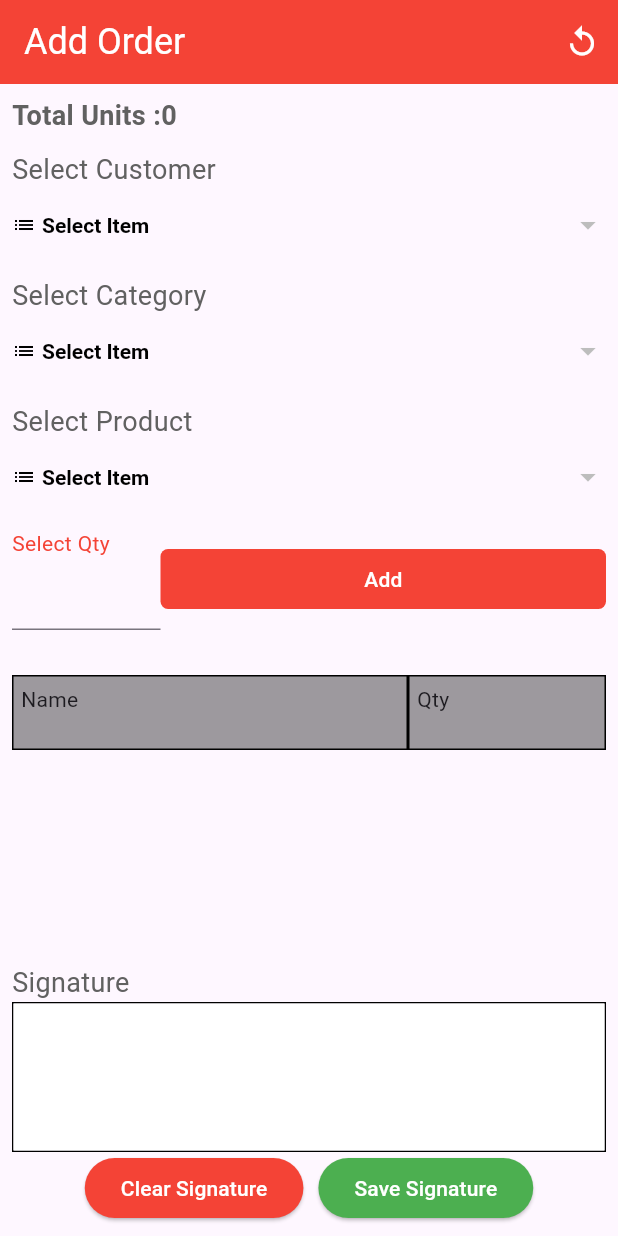
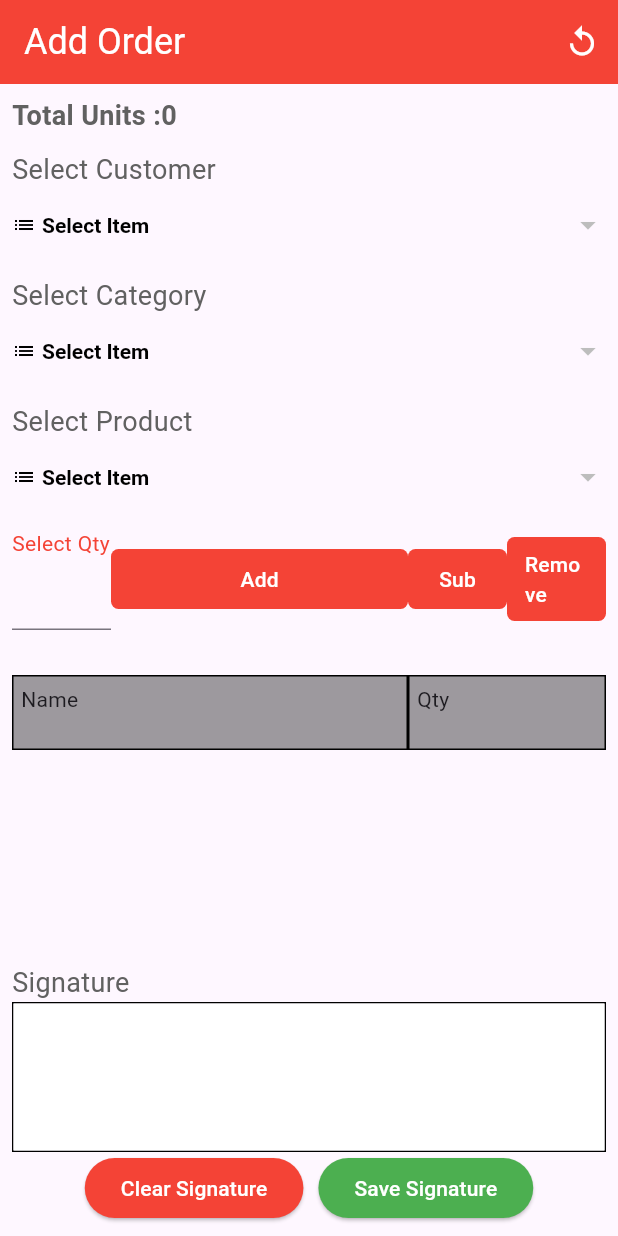
Before and after one commit to Keyur3902/test_flutter_project_, a Flutter app: the screen it shows after launch, after a tap on "Add", on a phone screen of 412 x 824 dp. Run offline on Flutter 3.47's test engine with Material 3 defaults, Android fonts, the phone set to English and light mode, and no system bars; drawn by our look-alikes of signature; our stand-ins replace dio, flutter_bloc, fluttertoast, permission_handler, shared_preferences, sqflite; accounts and stored records are empty; network calls fail.

Commit message:
minor changes -- Keyur

```diff
--- a/lib/features/presentation/screens/home_screen.dart
+++ b/lib/features/presentation/screens/home_screen.dart
@@ -575,6 +575,10 @@ class _HomeScreenState extends State<HomeScreen> {
                       foregroundColor: Colors.white,
                       backgroundColor: Colors.red),
                   onPressed: () async {
+                    if(quantity.text.isEmpty || quantity.text == ''){
+                      const ScaffoldMessenger(child: Text("Please select Quantity"),);
+                    }
+                    else {
                       BlocProvider.of<OrderCubit>(context).insertCartData(
                           name: BlocProvider.of<ProductCubit>(context)
                               .dropDownValue,
@@ -595,6 +599,7 @@ class _HomeScreenState extends State<HomeScreen> {
                                       .discountPercentage /
                                       100))
                               .toString());
+                    }
                   },
                   child: const Text(
                     "Add",
@@ -604,18 +609,34 @@ class _HomeScreenState extends State<HomeScreen> {
             ],
           ),
         ),
-        // TextButton(
-        //   style: TextButton.styleFrom(
-        //       shape: const RoundedRectangleBorder(
-        //         borderRadius: BorderRadius.all(Radius.circular(5)),
-        //       ),
-        //       foregroundColor: Colors.white,
-        //       backgroundColor: Colors.red),
-        //   onPressed: () {},
-        //   child: const Text(
-        //     "Remove",
-        //   ),
-        // )
+        Expanded(
+          child: TextButton(
+            style: TextButton.styleFrom(
+                shape: const RoundedRectangleBorder(
+                  borderRadius: BorderRadius.all(Radius.circular(5)),
+                ),
+                foregroundColor: Colors.white,
+                backgroundColor: Colors.red),
+            onPressed: () {},
+            child: const Text(
+              "Sub",
+            ),
+          ),
+        ),
+        Expanded(
+          child: TextButton(
+            style: TextButton.styleFrom(
+                shape: const RoundedRectangleBorder(
+                  borderRadius: BorderRadius.all(Radius.circular(5)),
+                ),
+                foregroundColor: Colors.white,
+                backgroundColor: Colors.red),
+            onPressed: () {},
+            child: const Text(
+              "Remove",
+            ),
+          ),
+        )
       ],
     );
   }
```
Lines whose indentation alone changed are shown as unchanged.
